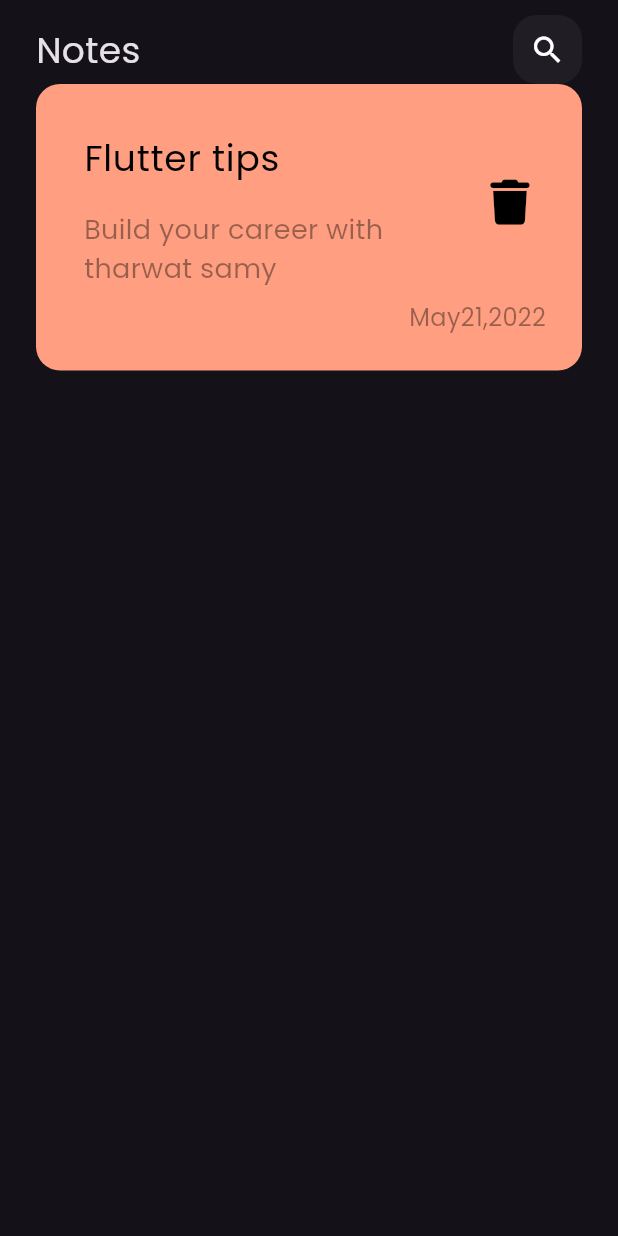
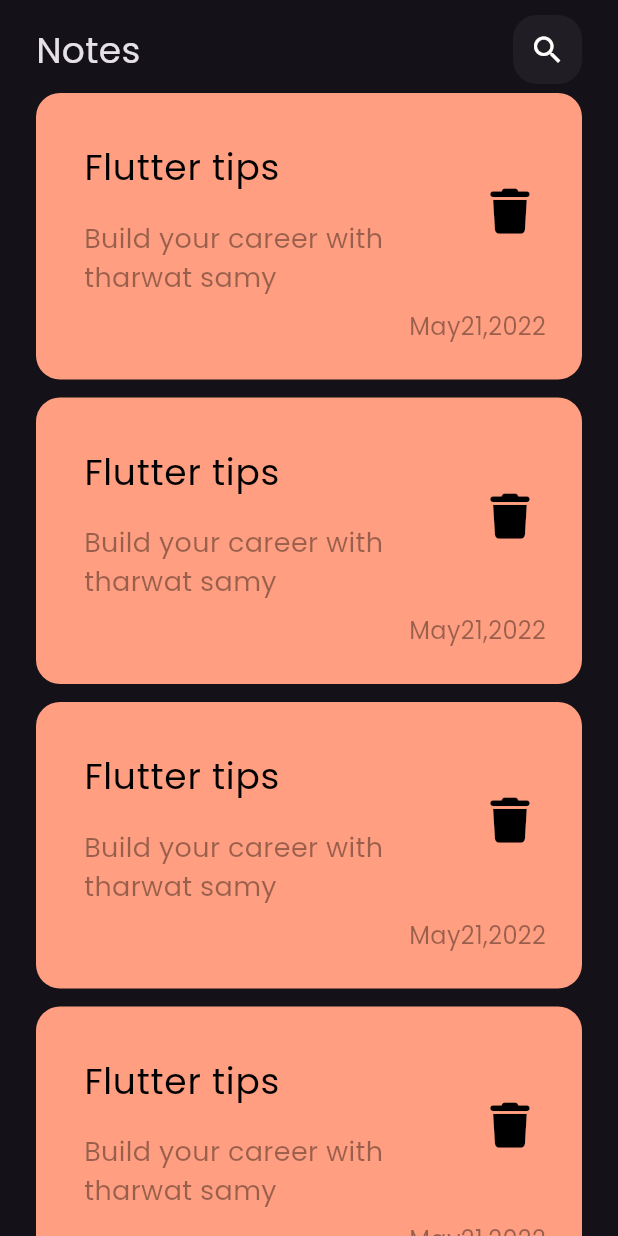
Before and after one commit to SABAHMOHAMEDD/note_app, a Flutter app: the screen it shows after launch, on a phone screen of 412 x 824 dp. Run offline on Flutter 3.47's test engine with Material 2 defaults, Android fonts, the phone set to English and light mode, and no system bars; our stand-ins replace font_awesome_flutter.

Commit message:
create notes list view

```diff
--- a/lib/views/notes_view.dart
+++ b/lib/views/notes_view.dart
@@ -7,7 +7,7 @@ class NotesView extends StatelessWidget {
 
   @override
   Widget build(BuildContext context) {
-    return SafeArea(
+    return const SafeArea(
       child: Scaffold(
         body: NotesViewBody(),
       ),
--- a/lib/widgets/custom_app_bar.dart
+++ b/lib/widgets/custom_app_bar.dart
@@ -7,7 +7,7 @@ class CustomAppBar extends StatelessWidget {
 
   @override
   Widget build(BuildContext context) {
-    return Row(
+    return const Row(
       children: [
         Text(
           'Notes',
--- a/lib/widgets/note_item.dart
+++ b/lib/widgets/note_item.dart
@@ -6,7 +6,9 @@ class NoteItem extends StatelessWidget {
 
   @override
   Widget build(BuildContext context) {
-    return Container(
+    return Padding(
+      padding: const EdgeInsets.symmetric( vertical: 6),
+      child: Container(
         padding: const EdgeInsets.only(top: 24, bottom: 24, left: 16),
         decoration: BoxDecoration(
             borderRadius: BorderRadius.circular(16),
@@ -42,12 +44,13 @@ class NoteItem extends StatelessWidget {
               padding: const EdgeInsets.only(right: 24),
               child: Text(
                 'May21,2022',
-              style:
-                  TextStyle(fontSize: 16, color: Colors.black.withOpacity(0.4)),
+                style: TextStyle(
+                    fontSize: 16, color: Colors.black.withOpacity(0.4)),
               ),
             )
           ],
         ),
+      ),
     );
   }
 }
--- /dev/null
+++ b/lib/widgets/notes_list_view.dart
@@ -0,0 +1,16 @@
+import 'package:flutter/material.dart';
+
+import 'note_item.dart';
+
+class NotesListView extends StatelessWidget {
+  const NotesListView({super.key});
+
+  @override
+  Widget build(BuildContext context) {
+    return ListView.builder(
+        itemCount: 5,
+        itemBuilder: (context, int index) {
+          return NoteItem();
+        });
+  }
+}
--- a/lib/widgets/notes_view_body.dart
+++ b/lib/widgets/notes_view_body.dart
@@ -2,6 +2,7 @@ import 'package:flutter/material.dart';
 
 import 'custom_app_bar.dart';
 import 'note_item.dart';
+import 'notes_list_view.dart';
 
 class NotesViewBody extends StatelessWidget {
   const NotesViewBody({Key? key}) : super(key: key);
@@ -17,7 +18,7 @@ class NotesViewBody extends StatelessWidget {
             height: 10,
           ),
           CustomAppBar(),
-          NoteItem()
+          Expanded(child: NotesListView())
         ],
       ),
     );
```
Lines whose indentation alone changed are shown as unchanged.
